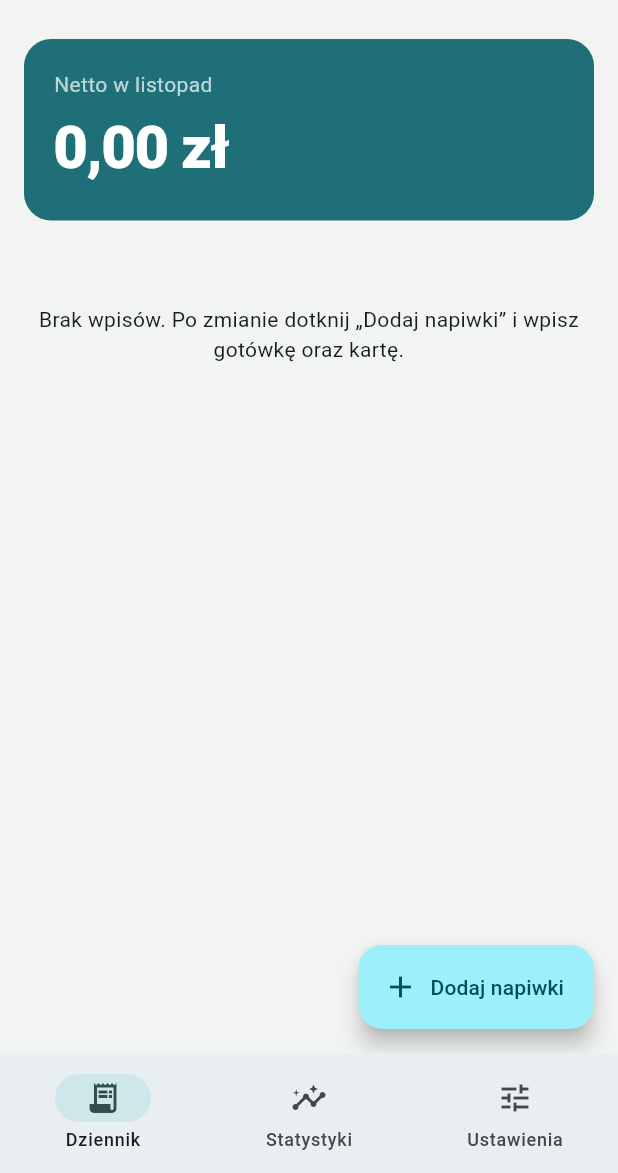
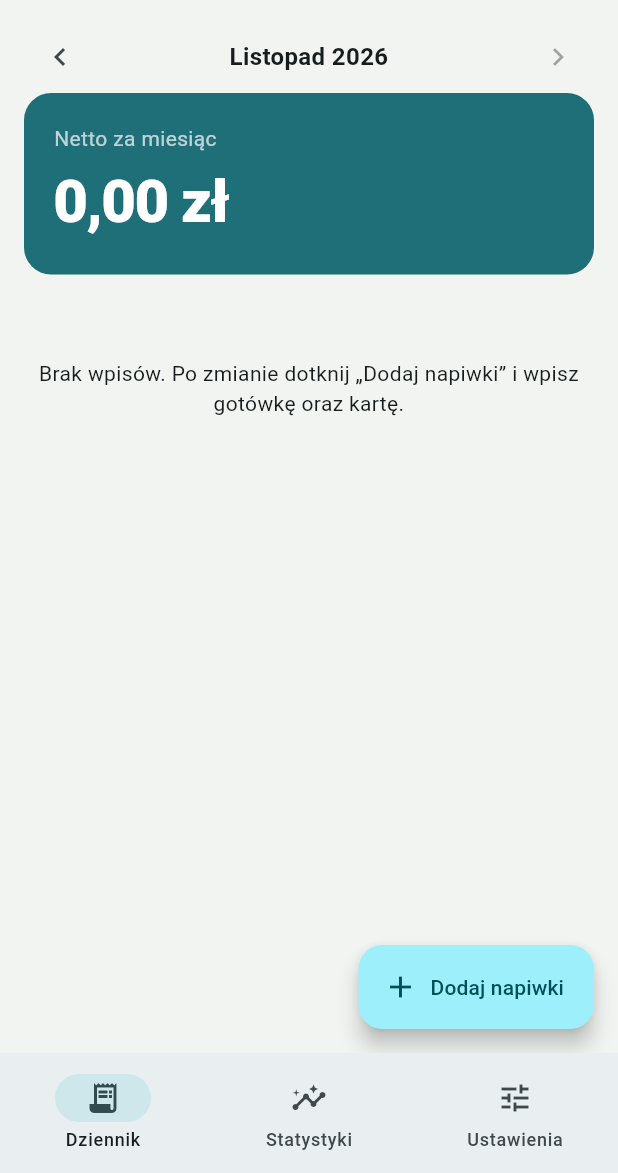
Before and after one commit to arekgrabka90/RITMO, a Flutter app: the screen it shows after launch, on a phone screen of 412 x 824 dp, the part 63-1236 px from its top. Run offline on Flutter 3.47's test engine with Material 3 defaults, Android fonts, the phone set to English and light mode, and no system bars; our stand-ins replace file_picker, fl_chart, share_plus, shared_preferences, sqflite; accounts and stored records are empty.

Commit message:
Ujednolicenie dat: wspólny wybór miesiąca (Dziennik i Statystyki), dates.dart, blokada napiwków z przyszłą datą, poprawka etykiety Netto

```diff
--- a/napiwnik/lib/screens/home.dart
+++ b/napiwnik/lib/screens/home.dart
@@ -1,10 +1,12 @@
 import 'package:flutter/material.dart';
 import 'package:intl/intl.dart';
 
+import '../dates.dart';
 import '../models.dart';
 import '../store.dart';
 import '../theme.dart';
 import '../util.dart';
+import '../widgets.dart';
 import 'entry_form.dart';
 
 void openForm(BuildContext context, {Tip? tip}) {
@@ -53,10 +55,11 @@ class HomeScreen extends StatelessWidget {
     return ListenableBuilder(
       listenable: store,
       builder: (context, _) {
-        final tips = store.visible;
         final now = DateTime.now();
-        final month = tips.where((t) => t.date.year == now.year && t.date.month == now.month);
-        final monthNet = month.fold<int>(0, (s, t) => s + t.net);
+        final month = store.month;
+        final isCurrent = sameMonth(month, now);
+        final tips = store.visible.where((t) => sameMonth(t.date, month)).toList();
+        final monthNet = tips.fold<int>(0, (s, t) => s + t.net);
 
         return Scaffold(
           appBar: AppBar(title: const Text('Napiwnik')),
@@ -69,14 +72,21 @@ class HomeScreen extends StatelessWidget {
             padding: const EdgeInsets.fromLTRB(16, 0, 16, 96),
             children: [
               const WorkplaceChips(),
-              const SizedBox(height: 12),
-              _Hero(monthNet: monthNet, goal: store.goal, month: now),
+              PeriodSwitcher(
+                label: monthTitle(month),
+                onPrev: () => store.setMonth(addMonths(month, -1)),
+                onNext: isCurrent ? null : () => store.setMonth(addMonths(month, 1)),
+                onTap: isCurrent ? null : () => store.setMonth(now),
+              ),
+              _Hero(monthNet: monthNet, goal: store.goal),
               const SizedBox(height: 8),
               if (tips.isEmpty)
-                const Padding(
-                  padding: EdgeInsets.symmetric(vertical: 48),
+                Padding(
+                  padding: const EdgeInsets.symmetric(vertical: 48),
                   child: Text(
-                    'Brak wpisów. Po zmianie dotknij „Dodaj napiwki” i wpisz gotówkę oraz kartę.',
+                    store.tips.isEmpty
+                        ? 'Brak wpisów. Po zmianie dotknij „Dodaj napiwki” i wpisz gotówkę oraz kartę.'
+                        : 'Brak wpisów w tym miesiącu.',
                     textAlign: TextAlign.center,
                   ),
                 )
@@ -112,8 +122,7 @@ class HomeScreen extends StatelessWidget {
 class _Hero extends StatelessWidget {
   final int monthNet;
   final int goal;
-  final DateTime month;
-  const _Hero({required this.monthNet, required this.goal, required this.month});
+  const _Hero({required this.monthNet, required this.goal});
 
   @override
   Widget build(BuildContext context) {
@@ -126,9 +135,9 @@ class _Hero extends StatelessWidget {
       child: Column(
         crossAxisAlignment: CrossAxisAlignment.start,
         children: [
-          Text(
-            'Netto w ${DateFormat('LLLL', 'pl').format(month)}',
-            style: const TextStyle(color: Colors.white70, fontSize: 14),
+          const Text(
+            'Netto za miesiąc',
+            style: TextStyle(color: Colors.white70, fontSize: 14),
           ),
           const SizedBox(height: 4),
           Text(
--- /dev/null
+++ b/napiwnik/lib/widgets.dart
@@ -0,0 +1,50 @@
+import 'package:flutter/material.dart';
+
+/// Pasek „‹  Listopad 2026  ›” wspólny dla Dziennika, Statystyk i Grafiku.
+/// Przycisk z wartością null jest wyłączony.
+class PeriodSwitcher extends StatelessWidget {
+  final String label;
+  final VoidCallback? onPrev;
+  final VoidCallback? onNext;
+  final VoidCallback? onTap; // dotknięcie etykiety, np. skok do „dziś”
+
+  const PeriodSwitcher({
+    super.key,
+    required this.label,
+    this.onPrev,
+    this.onNext,
+    this.onTap,
+  });
+
+  @override
+  Widget build(BuildContext context) {
+    return Row(
+      children: [
+        IconButton(
+          onPressed: onPrev,
+          icon: const Icon(Icons.chevron_left),
+          tooltip: 'Wstecz',
+        ),
+        Expanded(
+          child: InkWell(
+            onTap: onTap,
+            borderRadius: BorderRadius.circular(8),
+            child: Padding(
+              padding: const EdgeInsets.symmetric(vertical: 10),
+              child: Text(
+                label,
+                textAlign: TextAlign.center,
+                style: const TextStyle(fontSize: 16, fontWeight: FontWeight.w700),
+              ),
+            ),
+          ),
+        ),
+        IconButton(
+          onPressed: onNext,
+          icon: const Icon(Icons.chevron_right),
+          tooltip: 'Dalej',
+        ),
+      ],
+    );
+  }
+}
```
Also changed, not shown: napiwnik/lib/dates.dart (added, +37 -0 lines), napiwnik/lib/screens/entry_form.dart (+14 -5 lines), napiwnik/lib/screens/stats.dart (+35 -16 lines), napiwnik/lib/store.dart (+20 -2 lines), 1 other file.
